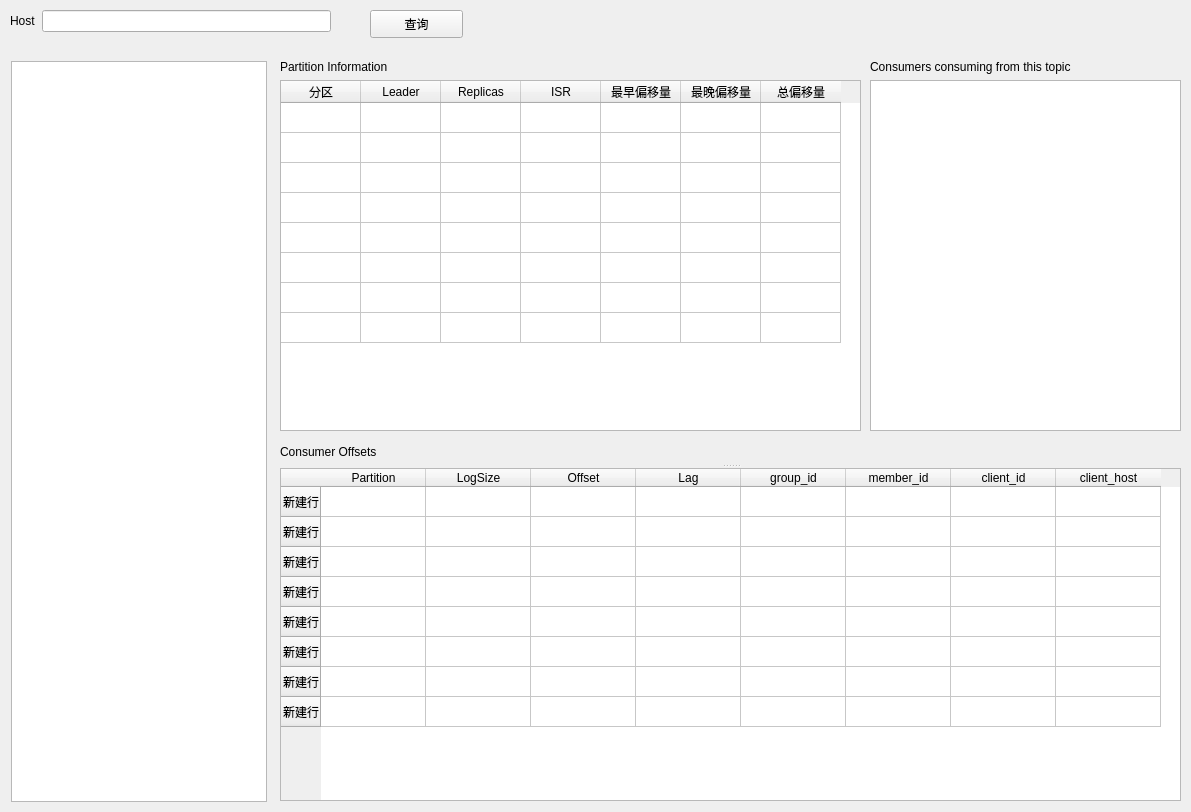
Before: the Qt Designer form MsgTest/UI/UI_KafkaTool.ui in XiaoJiaoYaZi/welink, drawn with Qt 5.
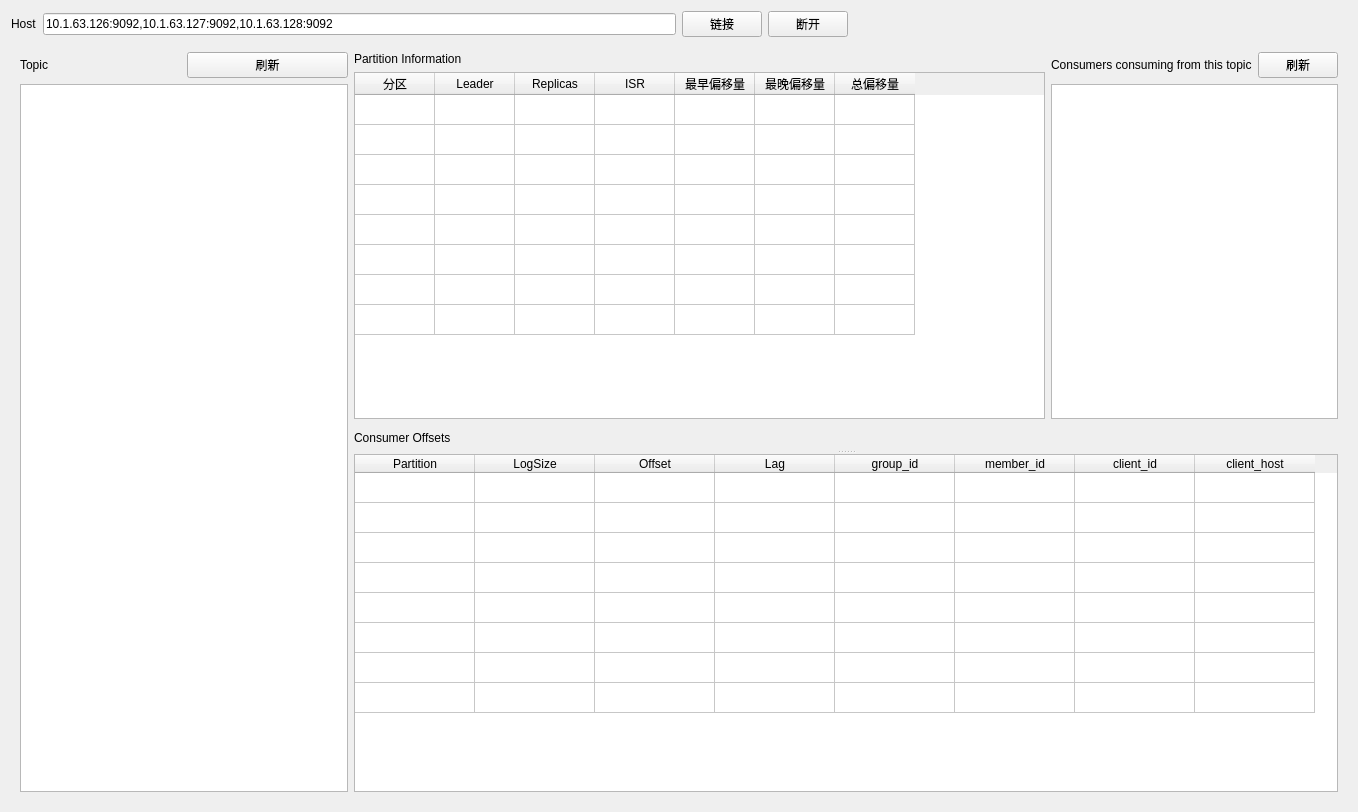
After: the same form once the commit is applied.

Diff of the .ui file:
```diff
--- a/MsgTest/UI/UI_KafkaTool.ui
+++ b/MsgTest/UI/UI_KafkaTool.ui
@@ -6,45 +6,21 @@
    <rect>
     <x>0</x>
     <y>0</y>
-    <width>1191</width>
+    <width>1358</width>
     <height>812</height>
    </rect>
   </property>
+  <property name="minimumSize">
+   <size>
+    <width>1200</width>
+    <height>800</height>
+   </size>
+  </property>
   <property name="windowTitle">
    <string>Form</string>
   </property>
-  <widget class="QListWidget" name="topic">
-   <property name="geometry">
-    <rect>
-     <x>11</x>
-     <y>61</y>
-     <width>256</width>
-     <height>741</height>
-    </rect>
-   </property>
-  </widget>
-  <widget class="QPushButton" name="pushButton">
-   <property name="geometry">
-    <rect>
-     <x>370</x>
-     <y>10</y>
-     <width>93</width>
-     <height>28</height>
-    </rect>
-   </property>
-   <property name="text">
-    <string>查询</string>
-   </property>
-  </widget>
-  <widget class="QWidget" name="">
-   <property name="geometry">
-    <rect>
-     <x>10</x>
-     <y>10</y>
-     <width>321</width>
-     <height>22</height>
-    </rect>
-   </property>
+  <layout class="QGridLayout" name="gridLayout_2">
+   <item row="0" column="0">
    <layout class="QHBoxLayout" name="horizontalLayout">
     <item>
      <widget class="QLabel" name="label">
@@ -54,19 +30,82 @@
      </widget>
     </item>
     <item>
-     <widget class="QLineEdit" name="lineEdit"/>
-    </item>
-   </layout>
-  </widget>
-  <widget class="QWidget" name="">
-   <property name="geometry">
-    <rect>
-     <x>280</x>
-     <y>60</y>
-     <width>581</width>
-     <height>371</height>
-    </rect>
-   </property>
+      <widget class="QLineEdit" name="host">
+       <property name="text">
+        <string>10.1.63.126:9092,10.1.63.127:9092,10.1.63.128:9092</string>
+       </property>
+      </widget>
+     </item>
+    </layout>
+   </item>
+   <item row="0" column="1">
+    <layout class="QHBoxLayout" name="horizontalLayout_2">
+     <item>
+      <widget class="QPushButton" name="connect">
+       <property name="text">
+        <string>链接</string>
+       </property>
+      </widget>
+     </item>
+     <item>
+      <widget class="QPushButton" name="unconnect">
+       <property name="text">
+        <string>断开</string>
+       </property>
+      </widget>
+     </item>
+     <item>
+      <spacer name="horizontalSpacer">
+       <property name="orientation">
+        <enum>Qt::Horizontal</enum>
+       </property>
+       <property name="sizeHint" stdset="0">
+        <size>
+         <width>40</width>
+         <height>20</height>
+        </size>
+       </property>
+      </spacer>
+     </item>
+    </layout>
+   </item>
+   <item row="1" column="0" colspan="2">
+    <widget class="QStackedWidget" name="stackedWidget">
+     <property name="currentIndex">
+      <number>0</number>
+     </property>
+     <widget class="QWidget" name="page">
+      <layout class="QGridLayout" name="gridLayout" columnstretch="1,3">
+       <item row="0" column="0">
+        <layout class="QVBoxLayout" name="verticalLayout_3">
+         <item>
+          <layout class="QHBoxLayout" name="horizontalLayout_3">
+           <item>
+            <widget class="QLabel" name="label_5">
+             <property name="text">
+              <string>Topic</string>
+             </property>
+            </widget>
+           </item>
+           <item>
+            <widget class="QPushButton" name="fresh">
+             <property name="text">
+              <string>刷新</string>
+             </property>
+            </widget>
+           </item>
+          </layout>
+         </item>
+         <item>
+          <widget class="QListWidget" name="topic"/>
+         </item>
+        </layout>
+       </item>
+       <item row="0" column="1">
+        <layout class="QVBoxLayout" name="verticalLayout_4">
+         <item>
+          <layout class="QHBoxLayout" name="horizontalLayout_5" stretch="3,1">
+           <item>
    <layout class="QVBoxLayout" name="verticalLayout">
     <item>
      <widget class="QLabel" name="label_3">
@@ -174,18 +213,12 @@
      </widget>
     </item>
    </layout>
-  </widget>
-  <widget class="QWidget" name="">
-   <property name="geometry">
-    <rect>
-     <x>870</x>
-     <y>60</y>
-     <width>311</width>
-     <height>371</height>
-    </rect>
-   </property>
+           </item>
+           <item>
    <layout class="QVBoxLayout" name="verticalLayout_2">
     <item>
+              <layout class="QHBoxLayout" name="horizontalLayout_4">
+               <item>
      <widget class="QLabel" name="label_2">
       <property name="text">
        <string>Consumers consuming from this topic</string>
@@ -193,19 +226,23 @@
      </widget>
     </item>
     <item>
-     <widget class="QListWidget" name="listWidget"/>
-    </item>
-   </layout>
-  </widget>
+                <widget class="QPushButton" name="freshconsumer">
+                 <property name="text">
+                  <string>刷新</string>
+                 </property>
+                </widget>
+               </item>
+              </layout>
+             </item>
+             <item>
+              <widget class="QListWidget" name="consumer"/>
+             </item>
+            </layout>
+           </item>
+          </layout>
+         </item>
+         <item>
   <widget class="QSplitter" name="splitter">
-   <property name="geometry">
-    <rect>
-     <x>280</x>
-     <y>440</y>
-     <width>901</width>
-     <height>361</height>
-    </rect>
-   </property>
    <property name="orientation">
     <enum>Qt::Vertical</enum>
    </property>
@@ -216,7 +253,10 @@
    </widget>
    <widget class="QTableWidget" name="tableWidget_2">
     <attribute name="horizontalHeaderDefaultSectionSize">
-     <number>105</number>
+             <number>120</number>
+            </attribute>
+            <attribute name="verticalHeaderVisible">
+             <bool>false</bool>
     </attribute>
     <row>
      <property name="text">
@@ -300,6 +340,15 @@
     </column>
    </widget>
   </widget>
+         </item>
+        </layout>
+       </item>
+      </layout>
+     </widget>
+     <widget class="QWidget" name="page_2"/>
+    </widget>
+   </item>
+  </layout>
  </widget>
  <resources/>
  <connections/>
```
Left out of the diff: 11 changed lines with no effect on the pictures. Lines whose indentation alone changed are shown as unchanged.
